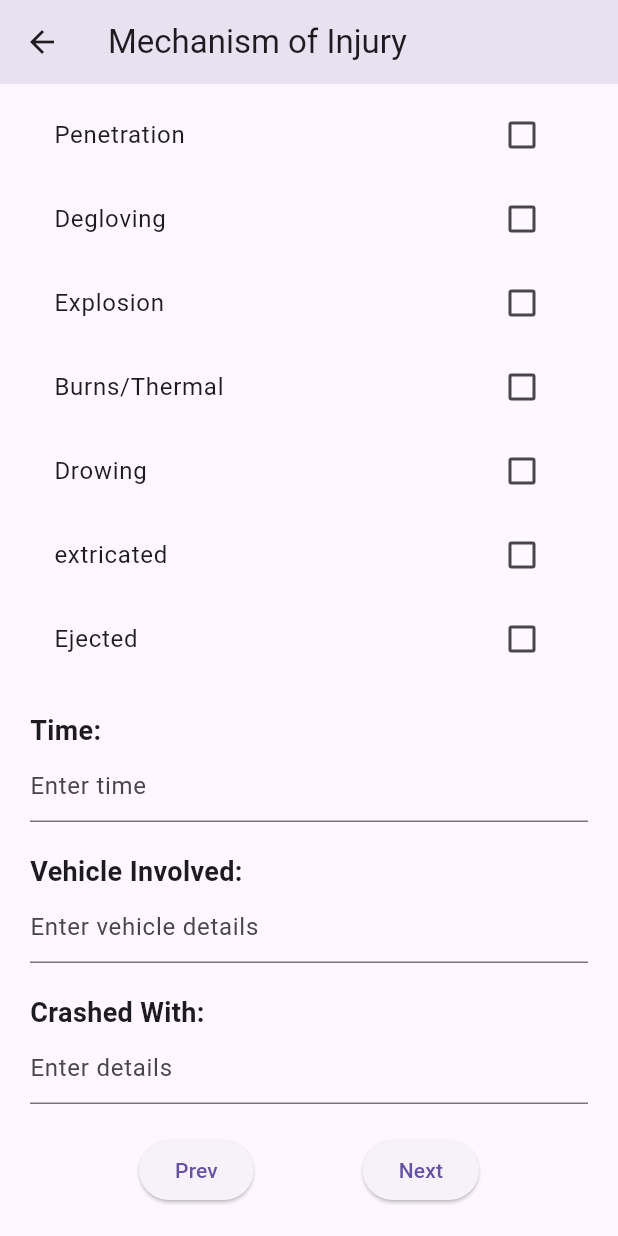
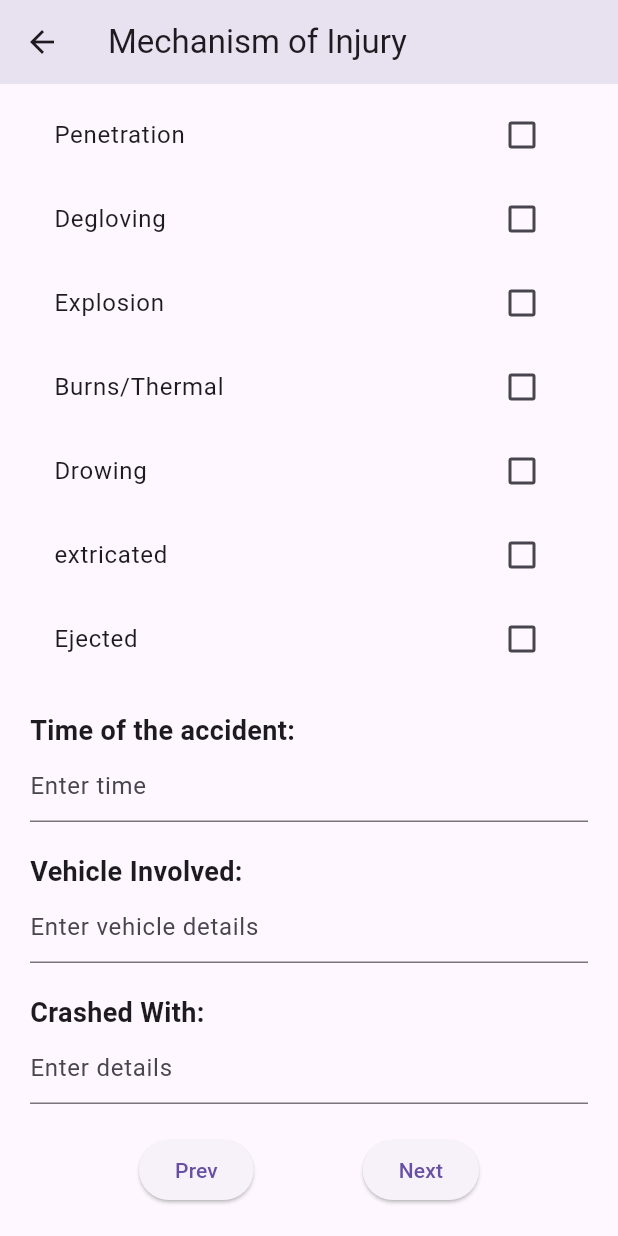
Before and after one commit to Valvahen/EmApp, a Flutter app: the MechanismOfInjury screen opened directly, scrolled down 936 dp, on a phone screen of 412 x 824 dp. Run offline on Flutter 3.47's test engine with Material 3 defaults, Android fonts, the phone set to English and light mode, and no system bars; our stand-ins replace supabase_flutter; accounts and stored records are empty.

Commit message:
time_of_the-accident updated

```diff
--- a/lib/mechanism_of_inj.dart
+++ b/lib/mechanism_of_inj.dart
@@ -297,7 +297,7 @@ class _MechanismOfInjuryState extends State<MechanismOfInjury> {
 
             SizedBox(height: 20.0),
 
-            Text('Time:',
+            Text('Time of the accident:',
                 style: TextStyle(fontSize: 18.0, fontWeight: FontWeight.bold)),
             TextField(
               controller: timeController,
```
